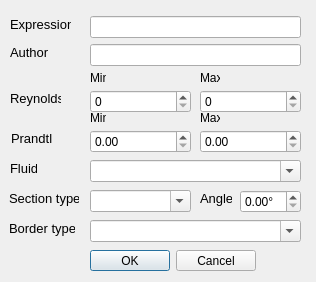
Before: the Qt Designer form addcorrelation.ui in ateixeira0163/PCHE, drawn with Qt 5.
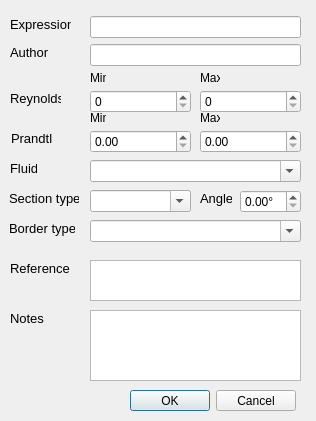
After: the same form once the commit is applied.

Commit message: - Added CorrelationDetails (To complete) - Added notes and reference to correlations - Added the option to give only one number in Re and Pr or ranges

What changed in the file:
```diff
--- a/addcorrelation.ui
+++ b/addcorrelation.ui
@@ -7,7 +7,7 @@
     <x>0</x>
     <y>0</y>
     <width>316</width>
-    <height>282</height>
+    <height>421</height>
    </rect>
   </property>
   <property name="windowTitle">
@@ -16,8 +16,8 @@
   <widget class="QDialogButtonBox" name="buttonBox">
    <property name="geometry">
     <rect>
-     <x>90</x>
-     <y>250</y>
+     <x>130</x>
+     <y>390</y>
      <width>166</width>
      <height>21</height>
     </rect>
@@ -349,6 +349,62 @@
     <double>9999999.000000000000000</double>
    </property>
   </widget>
+  <widget class="QTextEdit" name="referenceBox">
+   <property name="geometry">
+    <rect>
+     <x>90</x>
+     <y>260</y>
+     <width>211</width>
+     <height>41</height>
+    </rect>
+   </property>
+  </widget>
+  <widget class="QLabel" name="label_13">
+   <property name="geometry">
+    <rect>
+     <x>10</x>
+     <y>260</y>
+     <width>66</width>
+     <height>16</height>
+    </rect>
+   </property>
+   <property name="font">
+    <font>
+     <pointsize>10</pointsize>
+    </font>
+   </property>
+   <property name="text">
+    <string>Reference</string>
+   </property>
+  </widget>
+  <widget class="QTextEdit" name="notesBox">
+   <property name="geometry">
+    <rect>
+     <x>90</x>
+     <y>310</y>
+     <width>211</width>
+     <height>71</height>
+    </rect>
+   </property>
+  </widget>
+  <widget class="QLabel" name="label_14">
+   <property name="geometry">
+    <rect>
+     <x>10</x>
+     <y>310</y>
+     <width>66</width>
+     <height>16</height>
+    </rect>
+   </property>
+   <property name="font">
+    <font>
+     <pointsize>10</pointsize>
+    </font>
+   </property>
+   <property name="text">
+    <string>Notes</string>
+   </property>
+  </widget>
  </widget>
  <tabstops>
   <tabstop>exprBox</tabstop>
```
The commit also changes 12 other files.
